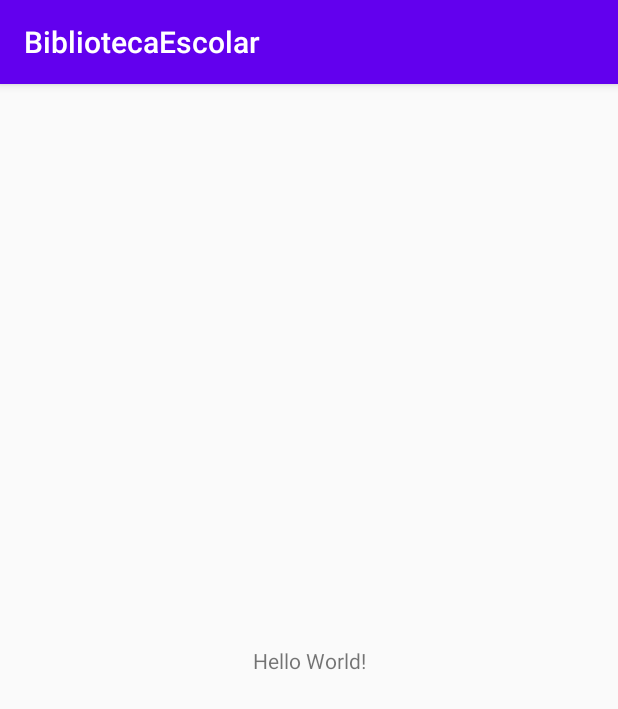
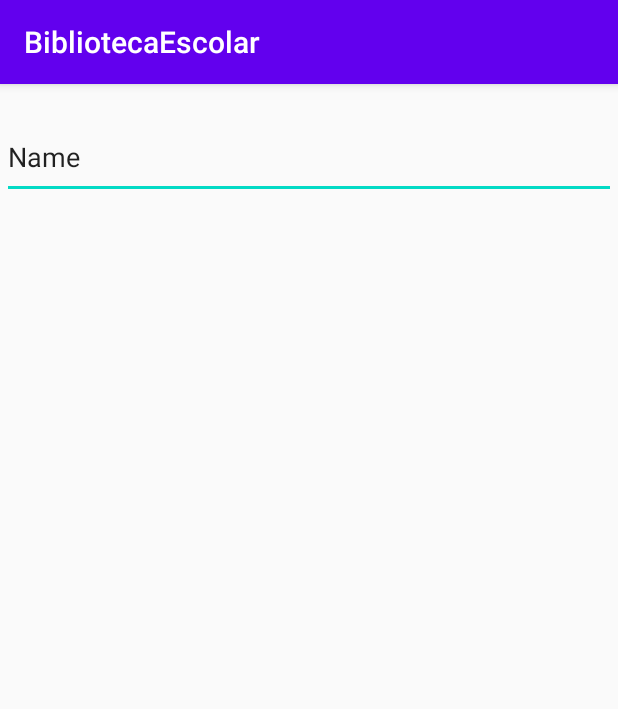
Before and after one commit to anaguglielmini/BibliotecaEscolar, an Android app: the screen it shows after launch (MainActivity), on a phone screen of 412 x 824 dp. Shown: the top 709 px of the screen. Run offline under Robolectric (Android 15) with nearby library versions, the phone set to English and light mode, and no system bars.

```diff
--- a/app/src/main/res/layout/activity_main.xml
+++ b/app/src/main/res/layout/activity_main.xml
@@ -6,13 +6,26 @@
     android:layout_height="match_parent"
     tools:context=".MainActivity">
 
-    <TextView
-        android:layout_width="wrap_content"
-        android:layout_height="wrap_content"
-        android:text="Hello World!"
+    <LinearLayout
+        android:layout_width="409dp"
+        android:layout_height="729dp"
+        android:layout_marginStart="2dp"
+        android:layout_marginLeft="2dp"
+        android:layout_marginTop="2dp"
+        android:layout_marginEnd="2dp"
+        android:layout_marginRight="2dp"
+        android:orientation="vertical"
         app:layout_constraintBottom_toBottomOf="parent"
-        app:layout_constraintLeft_toLeftOf="parent"
-        app:layout_constraintRight_toRightOf="parent"
-        app:layout_constraintTop_toTopOf="parent" />
+        app:layout_constraintEnd_toEndOf="parent"
+        app:layout_constraintStart_toStartOf="parent"
+        app:layout_constraintTop_toTopOf="parent">
 
+        <EditText
+            android:id="@+id/editText"
+            android:layout_width="match_parent"
+            android:layout_height="56dp"
+            android:ems="10"
+            android:inputType="textPersonName"
+            android:text="Name" />
+    </LinearLayout>
 </androidx.constraintlayout.widget.ConstraintLayout>
```
Also changed, not shown: app/src/main/res/layout/activity_resultado.xml (+14 -1 lines).
